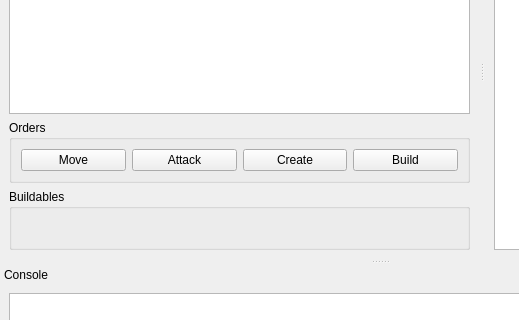
PembrokeNS/sakusen, file kiai/mainWindow.ui: the form before one commit; both pictures show x 0 to 519 and y 118 to 438 of the 759 by 662 pixel window.
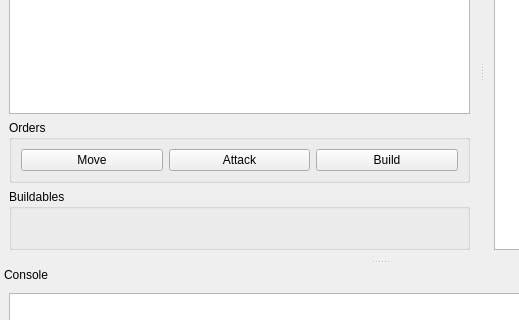
The form after the commit. Custom widgets are drawn as their Qt base class.

Commit message: Make available construction targets visible via buttons.

Patch:
```diff
--- a/kiai/mainWindow.ui
+++ b/kiai/mainWindow.ui
@@ -44,16 +44,6 @@
          </property>
         </widget>
        </item>
-       <item>
-        <widget class="KPushButton" name="create">
-         <property name="text">
-          <string>Create</string>
-         </property>
-         <property name="checkable">
-          <bool>true</bool>
-         </property>
-        </widget>
-       </item>
        <item>
         <widget class="KPushButton" name="build">
          <property name="text">
```
The commit also changes 2 other files.
